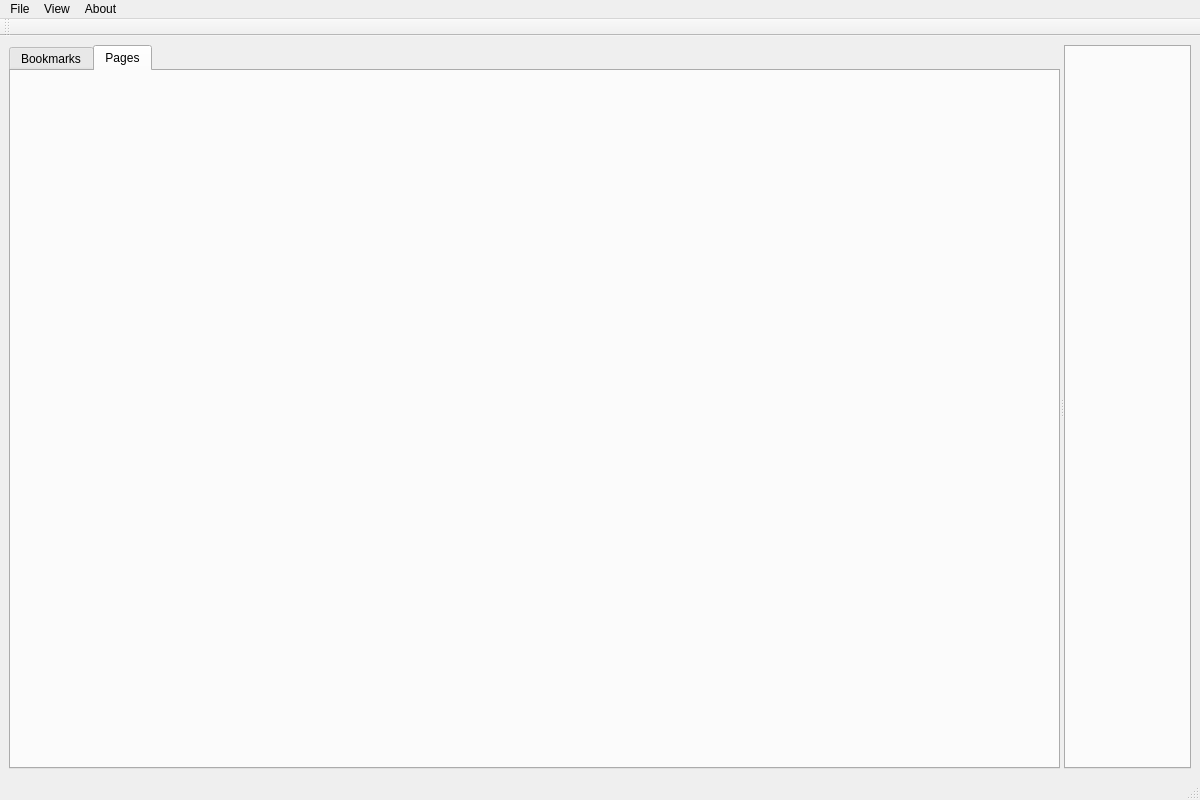
Old version of the form pcspdfviewer/src/mainwindow.ui in the repository N1vn0vem8er/pineconesnake.
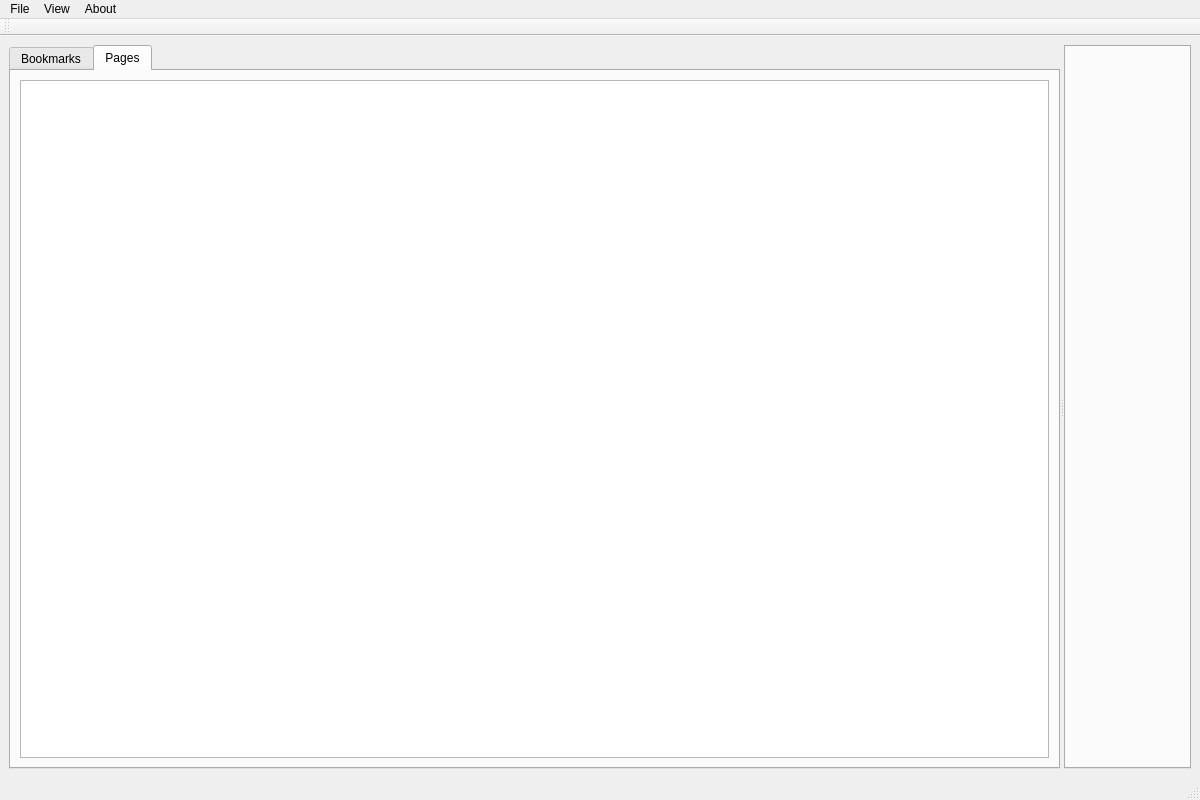
New version of the form. The open tabs and pages were chosen to show the change. Icons and pictures are not drawn.

Commit message: Added thumbnails view

```diff
--- a/pcspdfviewer/src/mainwindow.ui
+++ b/pcspdfviewer/src/mainwindow.ui
@@ -41,6 +41,11 @@
         <attribute name="title">
          <string>Pages</string>
         </attribute>
+        <layout class="QVBoxLayout" name="verticalLayout_3">
+         <item>
+          <widget class="QListView" name="thumbnailsView"/>
+         </item>
+        </layout>
        </widget>
       </widget>
       <widget class="QTabWidget" name="tabWidget">
```
Left out of the diff: 2 changed lines with no effect on the pictures. The commit also changes 1 other file.
